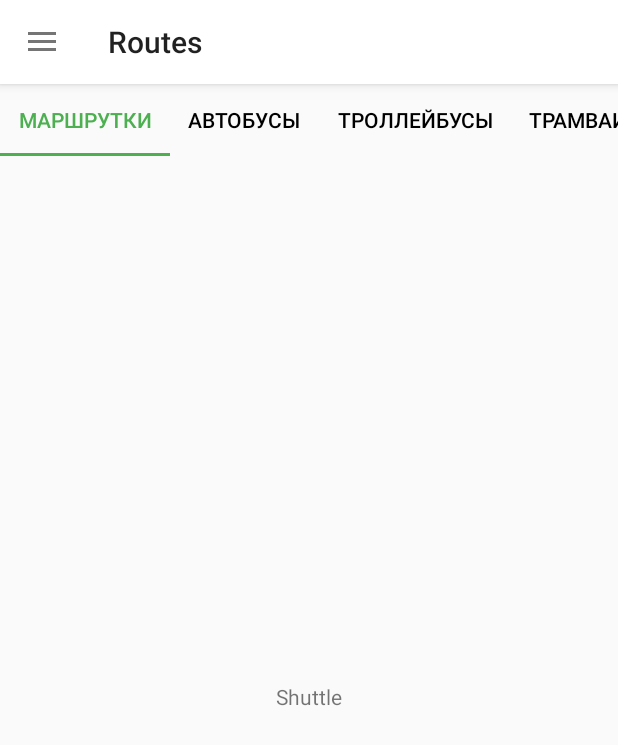
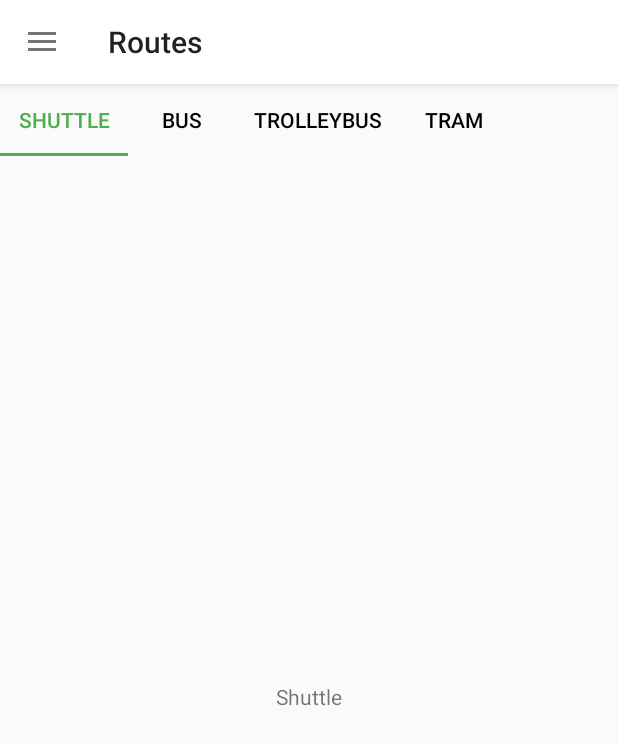
Before and after one commit to sergeykamyshov/RostovTransport, an Android app: the screen it shows after launch (MainActivity), in the side drawer, after a tap on "Routes", on a phone screen of 412 x 824 dp. Shown: the top 745 px of the screen. Run offline under Robolectric (Android 15) with nearby library versions, the phone set to English and light mode, and no system bars; our stand-ins replace Dagger/Hilt's generated code, Picasso; pictures from the network do not load.

```diff
--- a/app/src/main/res/values/strings.xml
+++ b/app/src/main/res/values/strings.xml
@@ -1,41 +1,39 @@
 <resources>
     <string name="app_name">Rostov-Transport</string>
 
-    <!--Панель навигации-->
-    <string name="logo_subtitle">Весь транспорт Южной столицы</string>
-
     <!--Заголовки-->
     <string name="title_news">News</string>
+    <string name="title_routes">Routes</string>
     <string name="title_schedule">Schedule</string>
-    <string name="title_routes">Routes</string>
     <string name="title_transport_online">Transport Online</string>
     <string name="title_help">Help</string>
     <string name="title_transport_card">Transport Card</string>
     <string name="title_complain">Complain</string>
     <string name="title_about">About Project</string>
 
-    <!--Выдвижная панель-->
+    <!--Выдвижная панель навигации-->
+    <string name="logo_subtitle">All transport of city</string>
     <string name="navigation_drawer_open">Open</string>
     <string name="navigation_drawer_close">Close</string>
-    <string name="nav_item_news">News</string>
-    <string name="nav_item_routes">Routes</string>
-    <string name="nav_item_schedule">Schedule</string>
-    <string name="nav_item_transport_online">Transport Online</string>
-    <string name="nav_item_help">Help</string>
-    <string name="nav_item_transport_card">Transport Card</string>
-    <string name="nav_item_complain">Complain</string>
-    <string name="nav_item_about">About Project</string>
+    <string name="nav_item_news">@string/title_news</string>
+    <string name="nav_item_routes">@string/title_routes</string>
+    <string name="nav_item_schedule">@string/title_schedule</string>
+    <string name="nav_item_transport_online">@string/title_transport_online</string>
+    <string name="nav_item_help">@string/title_help</string>
+    <string name="nav_item_transport_card">@string/title_transport_card</string>
+    <string name="nav_item_complain">@string/title_complain</string>
+    <string name="nav_item_about">@string/title_about</string>
 
     <!--Маршруты-->
-    <string name="routes_tab_title_shuttle">Маршрутки</string>
-    <string name="routes_tab_title_bus">Автобусы</string>
-    <string name="routes_tab_title_trolleybus">Троллейбусы</string>
-    <string name="routes_tab_title_tram">Трамваи</string>
+    <string name="routes_tab_title_shuttle">Shuttle</string>
+    <string name="routes_tab_title_bus">Bus</string>
+    <string name="routes_tab_title_trolleybus">Trolleybus</string>
+    <string name="routes_tab_title_tram">Tram</string>
 
     <!--Экран "О проекте"-->
-    <string name="about_team_photo">Фотография команды проекта</string>
-    <string name="about_short_desc_title">Кратко о проекте</string>
-    <string name="about_important_title">Важно помнить!</string>
-    <string name="about_contacts_title">Контакты</string>
-    <string name="about_full_desc_title">Подробно о проекте</string>
+    <string name="about_team_photo">Team photo</string>
+    <string name="about_short_desc_title">About project</string>
+    <string name="about_important_title">Important!</string>
+    <string name="about_contacts_title">Contacts</string>
+    <string name="about_full_desc_title">More about project</string>
 </resources>
```
Also changed, not shown: 1 other file.
